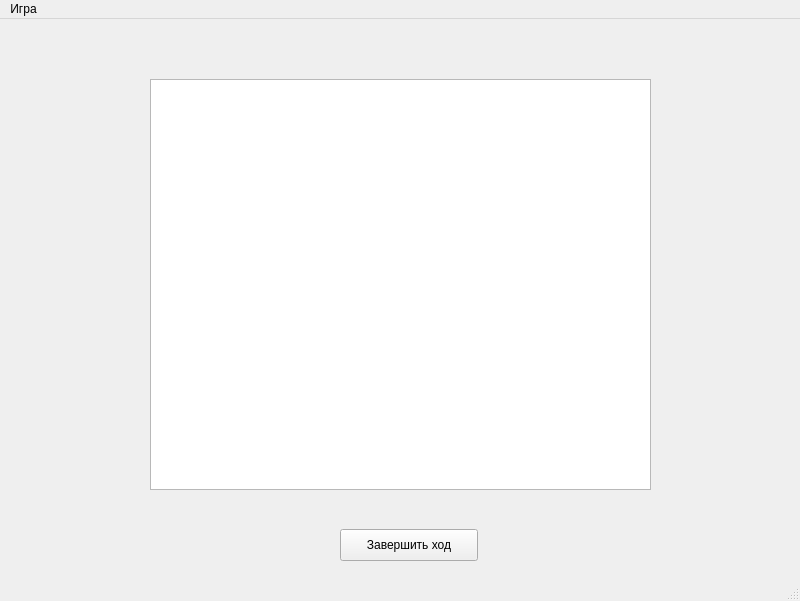
Before: the Qt Designer form prog_kurs/FootballClient/clientwindow.ui in KolcovBruin/Programming-technology, drawn with Qt 5.
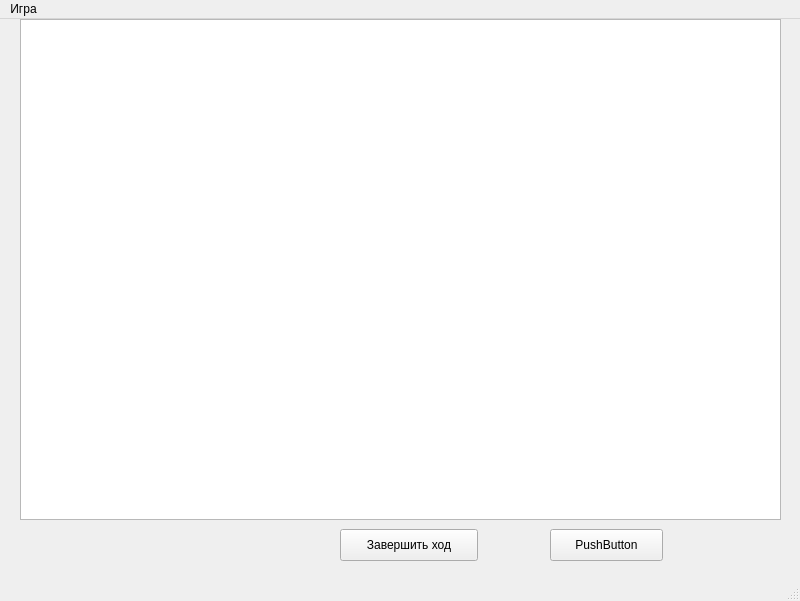
After: the same form once the commit is applied.

The edit to the form file:
```diff
--- a/prog_kurs/FootballClient/clientwindow.ui
+++ b/prog_kurs/FootballClient/clientwindow.ui
@@ -33,13 +33,26 @@
    <widget class="QGraphicsView" name="graphicsView">
     <property name="geometry">
      <rect>
-      <x>150</x>
-      <y>60</y>
-      <width>501</width>
-      <height>411</height>
+      <x>20</x>
+      <y>0</y>
+      <width>761</width>
+      <height>501</height>
      </rect>
     </property>
    </widget>
+   <widget class="QPushButton" name="pushButton">
+    <property name="geometry">
+     <rect>
+      <x>550</x>
+      <y>510</y>
+      <width>113</width>
+      <height>32</height>
+     </rect>
+    </property>
+    <property name="text">
+     <string>PushButton</string>
+    </property>
+   </widget>
   </widget>
   <widget class="QMenuBar" name="menubar">
    <property name="geometry">
```
